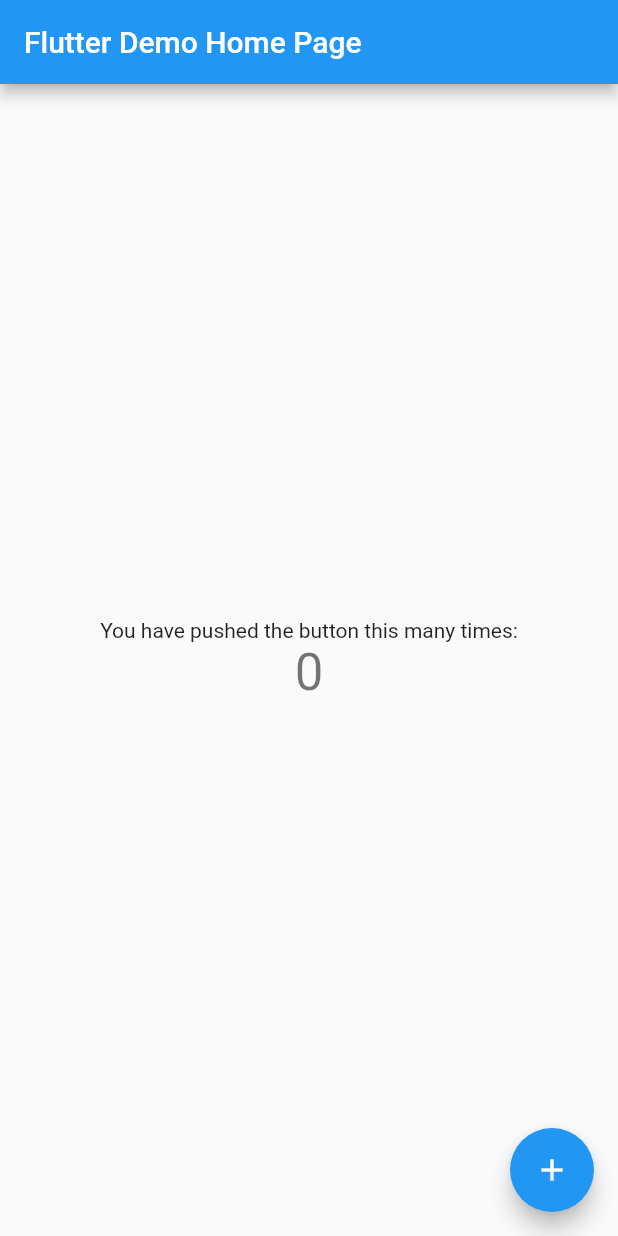
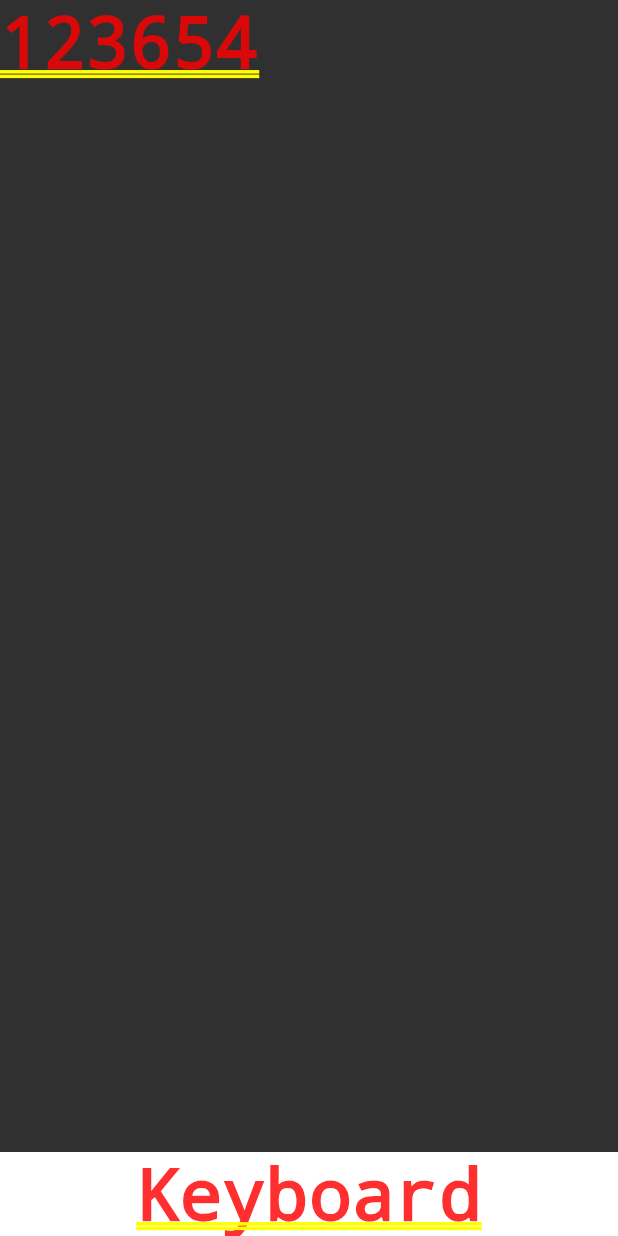
Before and after one commit to marianaoliveira1/Calculadora, a Flutter app: the screen it shows after launch, on a phone screen of 412 x 824 dp. Run offline on Flutter 3.47's test engine with Material 2 defaults, Android fonts, the phone set to English and light mode, and no system bars.

Commit message:
atualização

```diff
--- /dev/null
+++ b/lib/components/display.dart
@@ -0,0 +1,25 @@
+import 'package:flutter/cupertino.dart';
+import 'package:flutter/material.dart';
+
+class Display extends StatelessWidget {
+
+  final String text;
+
+  Display(this.text);
+
+  @override
+  Widget build(BuildContext context) {
+    return Expanded(
+      flex: 1,
+      child: Container(
+        color: Color.fromRGBO(48, 48, 48, 1),
+        child: Column(
+          crossAxisAlignment: CrossAxisAlignment.stretch,
+          children: [
+            Text(text),
+          ],
+        ),
+      )
+    );
+  }
+}
--- a/lib/main.dart
+++ b/lib/main.dart
@@ -1,113 +1,6 @@
 import 'package:flutter/material.dart';
+import 'screens/calculator.dart';
 
 void main() {
-  runApp(MyApp());
+  runApp(Calculator());
 }
-
-class MyApp extends StatelessWidget {
-  // This widget is the root of your application.
-  @override
-  Widget build(BuildContext context) {
-    return MaterialApp(
-      title: 'Flutter Demo',
-      theme: ThemeData(
-        // This is the theme of your application.
-        //
-        // Try running your application with "flutter run". You'll see the
-        // application has a blue toolbar. Then, without quitting the app, try
-        // changing the primarySwatch below to Colors.green and then invoke
-        // "hot reload" (press "r" in the console where you ran "flutter run",
-        // or simply save your changes to "hot reload" in a Flutter IDE).
-        // Notice that the counter didn't reset back to zero; the application
-        // is not restarted.
-        primarySwatch: Colors.blue,
-      ),
-      home: MyHomePage(title: 'Flutter Demo Home Page'),
-    );
-  }
-}
-
-class MyHomePage extends StatefulWidget {
-  MyHomePage({Key? key, required this.title}) : super(key: key);
-
-  // This widget is the home page of your application. It is stateful, meaning
-  // that it has a State object (defined below) that contains fields that affect
-  // how it looks.
-
-  // This class is the configuration for the state. It holds the values (in this
-  // case the title) provided by the parent (in this case the App widget) and
-  // used by the build method of the State. Fields in a Widget subclass are
-  // always marked "final".
-
-  final String title;
-
-  @override
-  _MyHomePageState createState() => _MyHomePageState();
-}
-
-class _MyHomePageState extends State<MyHomePage> {
-  int _counter = 0;
-
-  void _incrementCounter() {
-    setState(() {
-      // This call to setState tells the Flutter framework that something has
-      // changed in this State, which causes it to rerun the build method below
-      // so that the display can reflect the updated values. If we changed
-      // _counter without calling setState(), then the build method would not be
-      // called again, and so nothing would appear to happen.
-      _counter++;
-    });
-  }
-
-  @override
-  Widget build(BuildContext context) {
-    // This method is rerun every time setState is called, for instance as done
-    // by the _incrementCounter method above.
-    //
-    // The Flutter framework has been optimized to make rerunning build methods
-    // fast, so that you can just rebuild anything that needs updating rather
-    // than having to individually change instances of widgets.
-    return Scaffold(
-      appBar: AppBar(
-        // Here we take the value from the MyHomePage object that was created by
-        // the App.build method, and use it to set our appbar title.
-        title: Text(widget.title),
-      ),
-      body: Center(
-        // Center is a layout widget. It takes a single child and positions it
-        // in the middle of the parent.
-        child: Column(
-          // Column is also a layout widget. It takes a list of children and
-          // arranges them vertically. By default, it sizes itself to fit its
-          // children horizontally, and tries to be as tall as its parent.
-          //
-          // Invoke "debug painting" (press "p" in the console, choose the
-          // "Toggle Debug Paint" action from the Flutter Inspector in Android
-          // Studio, or the "Toggle Debug Paint" command in Visual Studio Code)
-          // to see the wireframe for each widget.
-          //
-          // Column has various properties to control how it sizes itself and
-          // how it positions its children. Here we use mainAxisAlignment to
-          // center the children vertically; the main axis here is the vertical
-          // axis because Columns are vertical (the cross axis would be
-          // horizontal).
-          mainAxisAlignment: MainAxisAlignment.center,
-          children: <Widget>[
-            Text(
-              'You have pushed the button this many times:',
-            ),
-            Text(
-              '$_counter',
-              style: Theme.of(context).textTheme.headline4,
-            ),
-          ],
-        ),
-      ),
-      floatingActionButton: FloatingActionButton(
-        onPressed: _incrementCounter,
-        tooltip: 'Increment',
-        child: Icon(Icons.add),
-      ), // This trailing comma makes auto-formatting nicer for build methods.
-    );
-  }
-}
--- /dev/null
+++ b/lib/screens/calculator.dart
@@ -0,0 +1,18 @@
+import 'package:flutter/material.dart';
+import '../components/display.dart';
+
+class Calculator extends StatelessWidget {
+  const Calculator({Key? key}) : super(key: key);
+
+  @override
+  Widget build(BuildContext context) {
+    return MaterialApp(
+      home: Column(
+        children: [
+          Display('123654'),
+          Text('Keyboard'),
+        ],
+      ),
+    );
+  }
+}
--- a/pubspec.yaml
+++ b/pubspec.yaml
@@ -19,6 +19,7 @@ version: 1.0.0+1
 
 environment:
   sdk: ">=2.12.0 <3.0.0"
+  path_provider: ^1.1.0
 
 dependencies:
   flutter:
```
Also changed, not shown: pubspec.lock.
